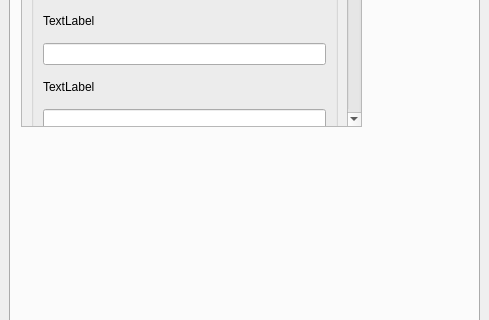
Qt form qgisplugin/HydroSEDPlugin_dockwidget_base.ui (nicolas998/WMF) before a commit; both pictures show x 0 to 489 and y 433 to 753 of the 489 by 936 pixel window.
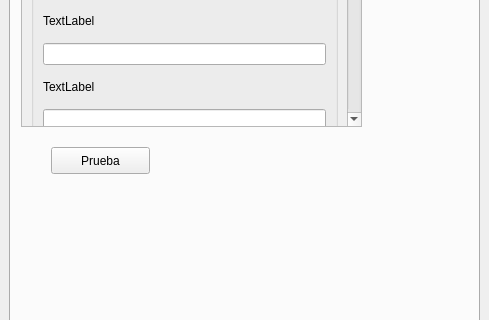
The same form after that commit. The open tabs and pages were chosen to show the change. Icons and pictures are not drawn. Custom widgets are drawn as their Qt base class.

Commit message: Se agrega ejemplo de visualizacion de graficas en plotly y de imagenes en panel

```diff
--- a/qgisplugin/HydroSEDPlugin_dockwidget_base.ui
+++ b/qgisplugin/HydroSEDPlugin_dockwidget_base.ui
@@ -3819,6 +3819,19 @@
            </layout>
           </widget>
          </widget>
+         <widget class="QPushButton" name="botonPruebaPanel">
+          <property name="geometry">
+           <rect>
+            <x>40</x>
+            <y>430</y>
+            <width>99</width>
+            <height>27</height>
+           </rect>
+          </property>
+          <property name="text">
+           <string>Prueba</string>
+          </property>
+         </widget>
         </widget>
        </widget>
       </item>
```
Left out of the diff: 84 changed lines with no effect on the pictures. The commit also changes 5 other files.
